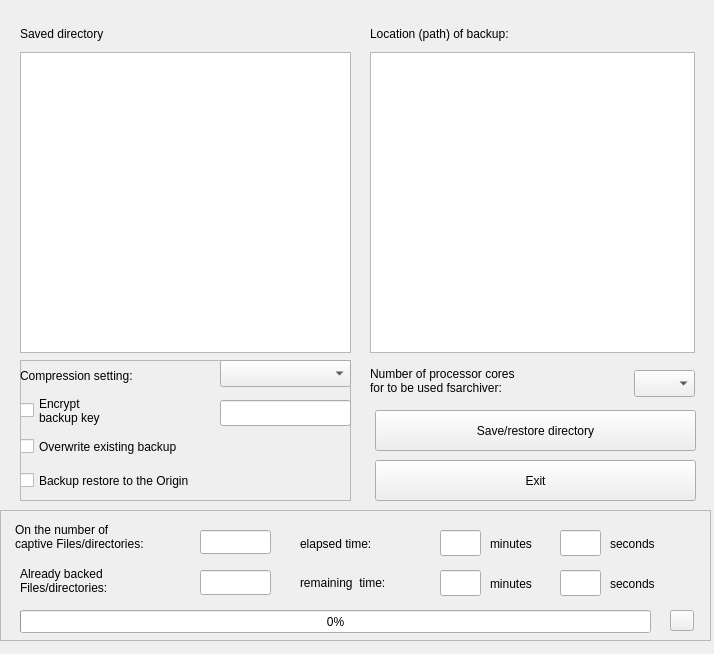
Old version of the form src/ui/dir_dialog.ui in the repository necrose99/qt4-fsarchiver.
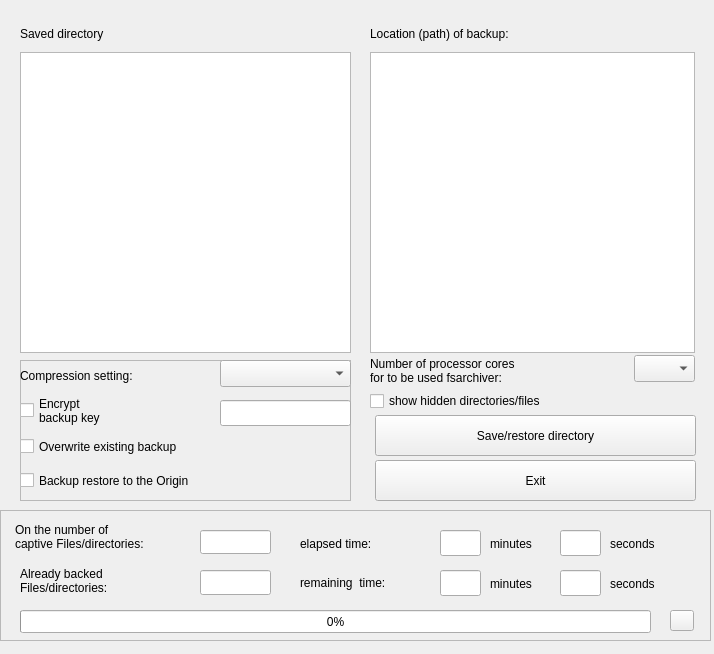
New version of the form. Icons and pictures are not drawn.

```diff
--- a/src/ui/dir_dialog.ui
+++ b/src/ui/dir_dialog.ui
@@ -30,7 +30,7 @@
    <property name="geometry">
     <rect>
      <x>375</x>
-     <y>410</y>
+     <y>415</y>
      <width>321</width>
      <height>41</height>
     </rect>
@@ -376,7 +376,7 @@
    <property name="geometry">
     <rect>
      <x>634</x>
-     <y>370</y>
+     <y>355</y>
      <width>61</width>
      <height>27</height>
     </rect>
@@ -386,7 +386,7 @@
    <property name="geometry">
     <rect>
      <x>370</x>
-     <y>360</y>
+     <y>350</y>
      <width>251</width>
      <height>41</height>
     </rect>
@@ -491,6 +491,19 @@
     </property>
    </widget>
   </widget>
+  <widget class="QCheckBox" name="chk_hidden">
+   <property name="geometry">
+    <rect>
+     <x>370</x>
+     <y>390</y>
+     <width>321</width>
+     <height>22</height>
+    </rect>
+   </property>
+   <property name="text">
+    <string>show hidden directories/files</string>
+   </property>
+  </widget>
  </widget>
  <resources>
   <include location="../icon.qrc"/>
```
